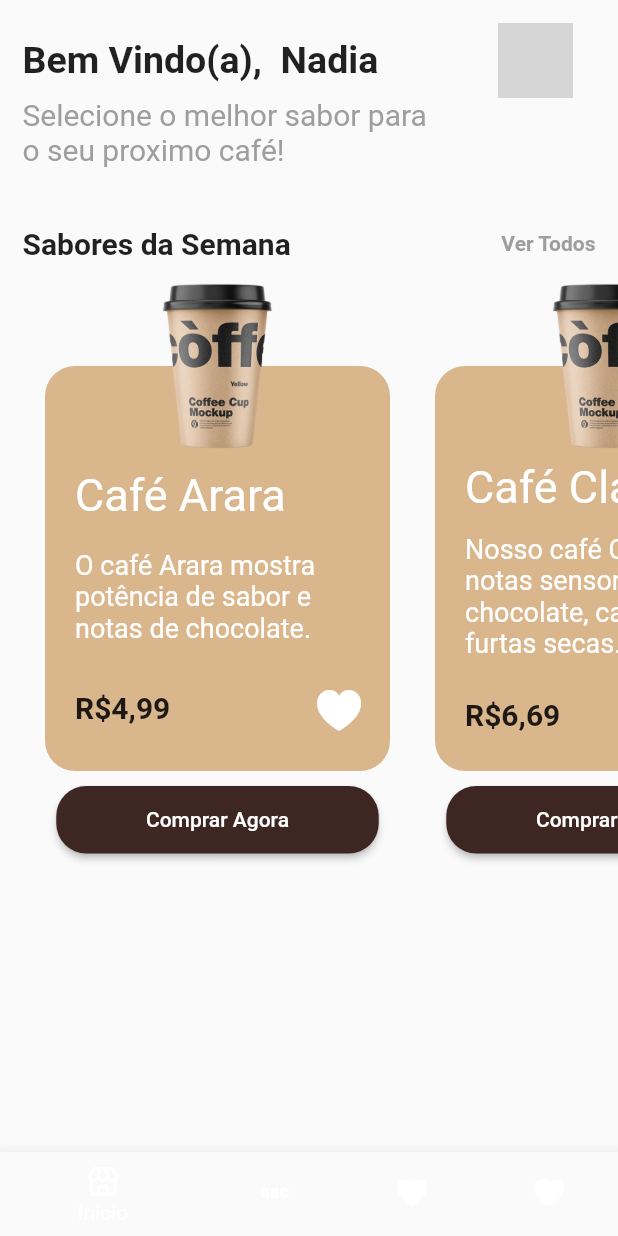
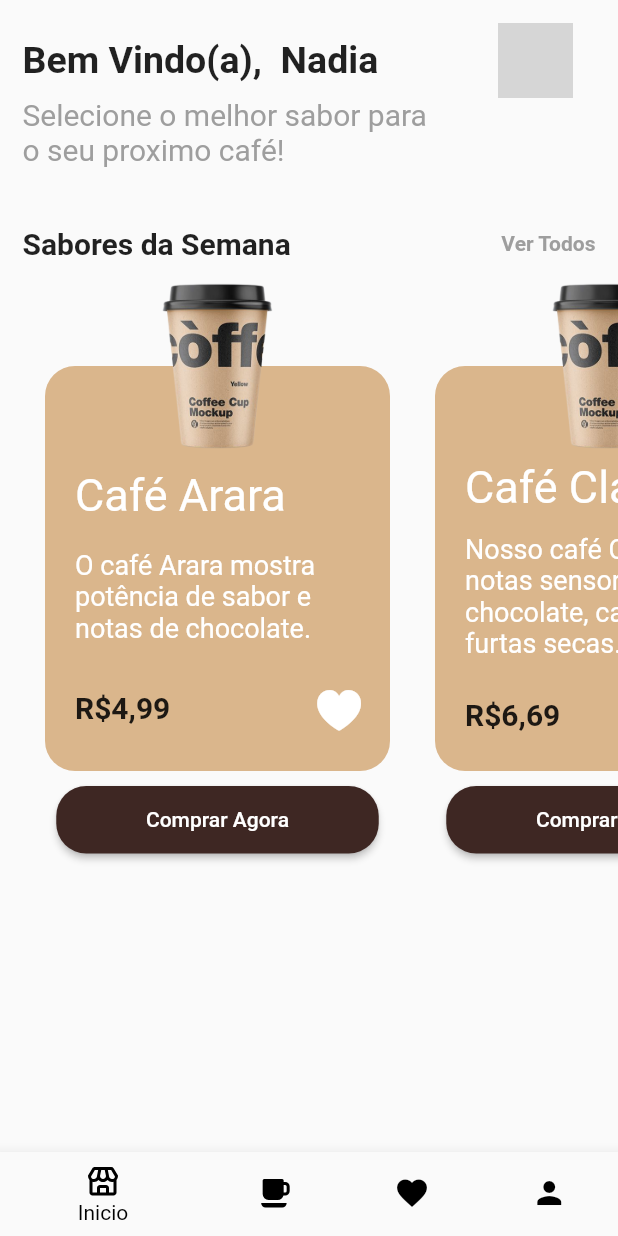
Before and after one commit to MatheusPitsch/coffe_app_store, a Flutter app: the HomePage screen opened directly, on a phone screen of 412 x 824 dp. Run offline on Flutter 3.47's test engine with Material 2 defaults, Android fonts, the phone set to English and light mode, and no system bars; our stand-ins replace boxicons; grey boxes are pictures that could not be loaded.

Commit message:
[change] color in button navigation bar

```diff
--- /dev/null
+++ b/lib/app/presenter/homepage/Widget/bottom_navigation_bar_home.dart
@@ -0,0 +1,45 @@
+import 'package:boxicons/boxicons.dart';
+import 'package:flutter/material.dart';
+
+class bottomNavigationBarHome extends StatelessWidget {
+  const bottomNavigationBarHome({
+    Key? key,
+  }) : super(key: key);
+
+  @override
+  Widget build(BuildContext context) {
+    return BottomNavigationBar(
+      selectedItemColor: Colors.black,
+      items: const [
+        BottomNavigationBarItem(
+          icon: Icon(
+            Boxicons.bx_store,
+            color: Colors.black,
+          ),
+          label: "Inicio",
+        ),
+        BottomNavigationBarItem(
+          icon: Icon(
+            Boxicons.bxs_coffee_alt,
+            color: Colors.black,
+          ),
+          label: "Cafés",
+        ),
+        BottomNavigationBarItem(
+          icon: Icon(
+            Icons.favorite,
+            color: Colors.black,
+          ),
+          label: "Favoritos",
+        ),
+        BottomNavigationBarItem(
+          icon: Icon(
+            Icons.person,
+            color: Colors.black,
+          ),
+          label: "Pefil",
+        ),
+      ],
+    );
+  }
+}
--- a/lib/app/presenter/homepage/home_page.dart
+++ b/lib/app/presenter/homepage/home_page.dart
@@ -1,8 +1,7 @@
 // ignore_for_file: public_member_api_docs, sort_constructors_first
-import 'package:boxicons/boxicons.dart';
 import 'package:flutter/material.dart';
 
-
+import 'Widget/bottom_navigation_bar_home.dart';
 import 'Widget/coffe_list_card.dart';
 import 'Widget/line_see_more_product.dart';
 import 'Widget/wellcome_client.dart';
@@ -65,28 +64,7 @@ class _HomePageState extends State<HomePage> {
           ],
         ),
       ),
-      bottomNavigationBar: BottomNavigationBar(
-        items: const [
-          BottomNavigationBarItem(
-            icon: Icon(Boxicons.bx_store),
-            label: "Inicio",
-          ),
-          BottomNavigationBarItem(
-            icon: Icon(
-              Icons.abc
-            ),
-            label: "Cafés",
-          ),
-          BottomNavigationBarItem(
-            icon: Icon(Icons.favorite),
-            label: "Favoritos",
-          ),
-          BottomNavigationBarItem(
-            icon: Icon(Icons.favorite),
-            label: "Pefil",
-          ),
-        ],
-      ),
+      bottomNavigationBar: const bottomNavigationBarHome(),
     );
   }
 }
--- a/lib/main.dart
+++ b/lib/main.dart
@@ -1,6 +1,7 @@
+
+import 'package:flutter/material.dart';
 
 import 'app/presenter/login_page/login_page.dart';
-import 'package:flutter/material.dart';
 
 void main() {
   runApp(const MyApp());
```
